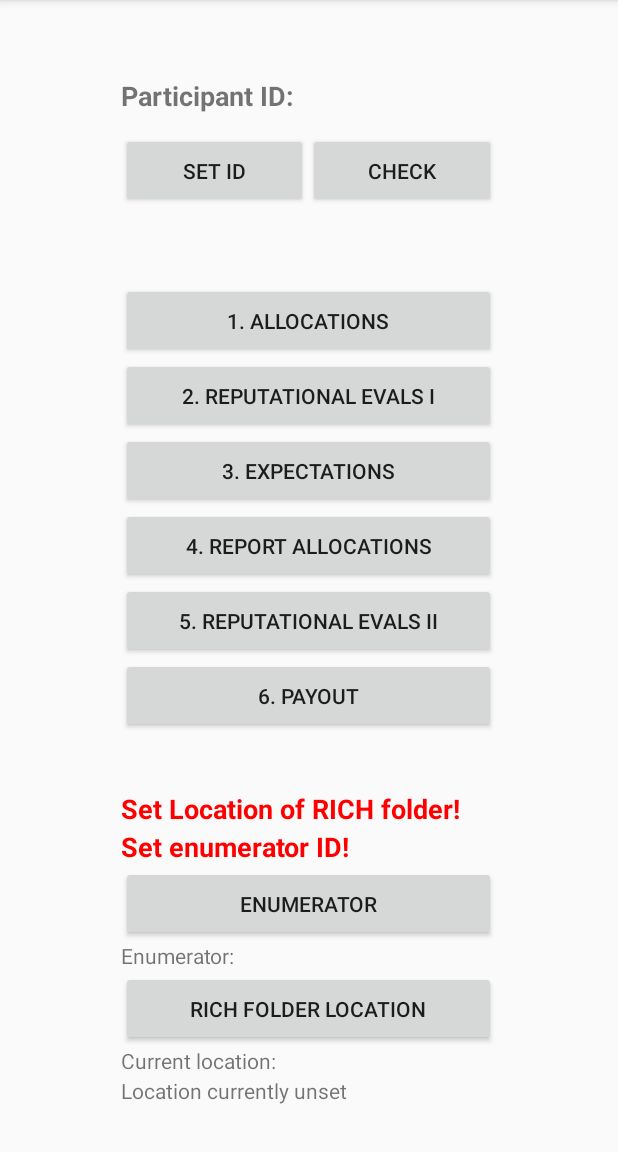
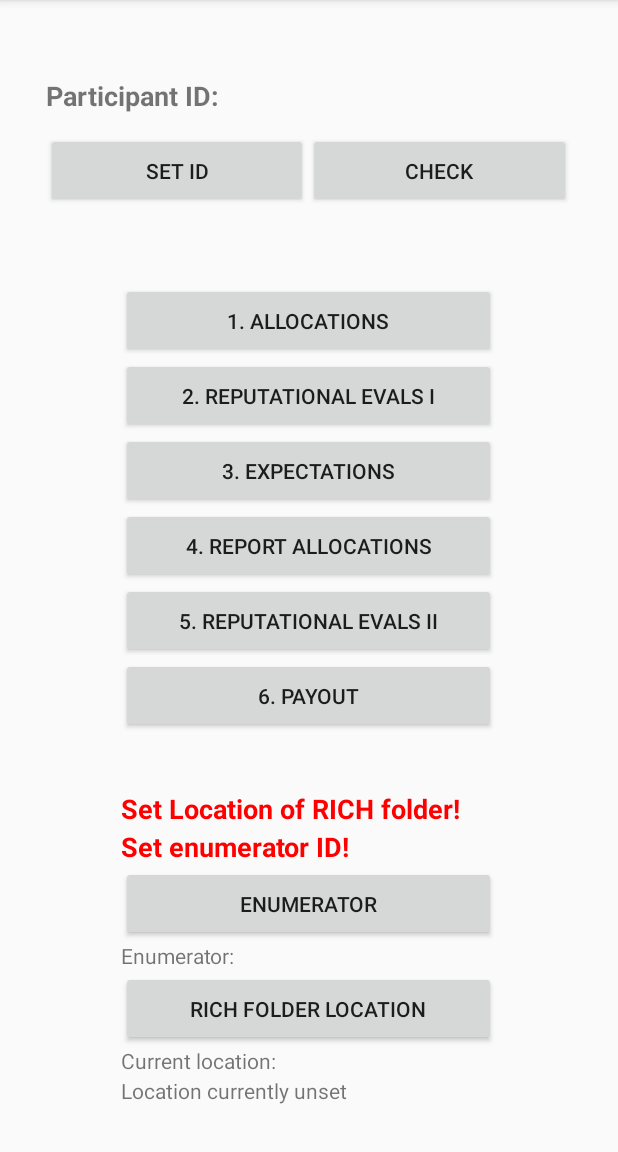
Before and after one commit to rep2si/DieTryinSR, an Android app: the screen it shows after launch (MainActivity), on a phone screen of 412 x 824 dp, the part 84-1236 px from its top. Run offline under Robolectric (Android 15) with nearby library versions, the phone set to English and light mode, and no system bars.

Commit message:
Fix bug: disable opt-out button when reporting results

```diff
--- a/app/src/main/java/com/codytross/dietryinsr/OfferFragment.java
+++ b/app/src/main/java/com/codytross/dietryinsr/OfferFragment.java
@@ -111,6 +111,7 @@ public class OfferFragment extends android.app.Fragment {
             tvOptOut.setText(Integer.toString(optOutKeepInt));
             game_id2.setEnabled(false);
             game_id2.setText(offer);
+            btnOptOut.setEnabled(false);
             if(recordedAskOptOut.equals("true")) {
                 tvOptOut.setVisibility(View.GONE);
                 btnOptOut.setVisibility(View.GONE);
@@ -123,6 +124,7 @@ public class OfferFragment extends android.app.Fragment {
             game_id2.setAlpha(0.3F);;
             tvOptOut.setText(Integer.toString(optOutKeepInt));
             tvOptOut.setAlpha(1);
+            btnOptOut.setEnabled(false);
             //make button red
             btnOptOut.setBackgroundColor(Color.RED);
             btnOptOut.setAlpha(1);
--- a/app/src/main/res/layout/content_main.xml
+++ b/app/src/main/res/layout/content_main.xml
@@ -21,14 +21,14 @@
         android:gravity="center_vertical">
 
         <android.support.v7.widget.LinearLayoutCompat
-            android:layout_width="250dp"
+            android:layout_width="350dp"
             android:layout_gravity="center"
             android:layout_height="50dp"
             android:orientation="horizontal">
 
-            <TextView android:layout_width="match_parent"
+            <TextView
+                android:layout_width="120dp"
                 android:layout_height="match_parent"
-                android:layout_weight="1"
                 android:text="Participant ID:"
                 android:gravity="center_vertical"
                 android:textStyle="bold"
@@ -45,7 +45,7 @@
 
 
         <android.support.v7.widget.LinearLayoutCompat
-            android:layout_width="250dp"
+            android:layout_width="350dp"
             android:layout_gravity="center"
             android:layout_height="50dp"
             android:orientation="horizontal">
```
